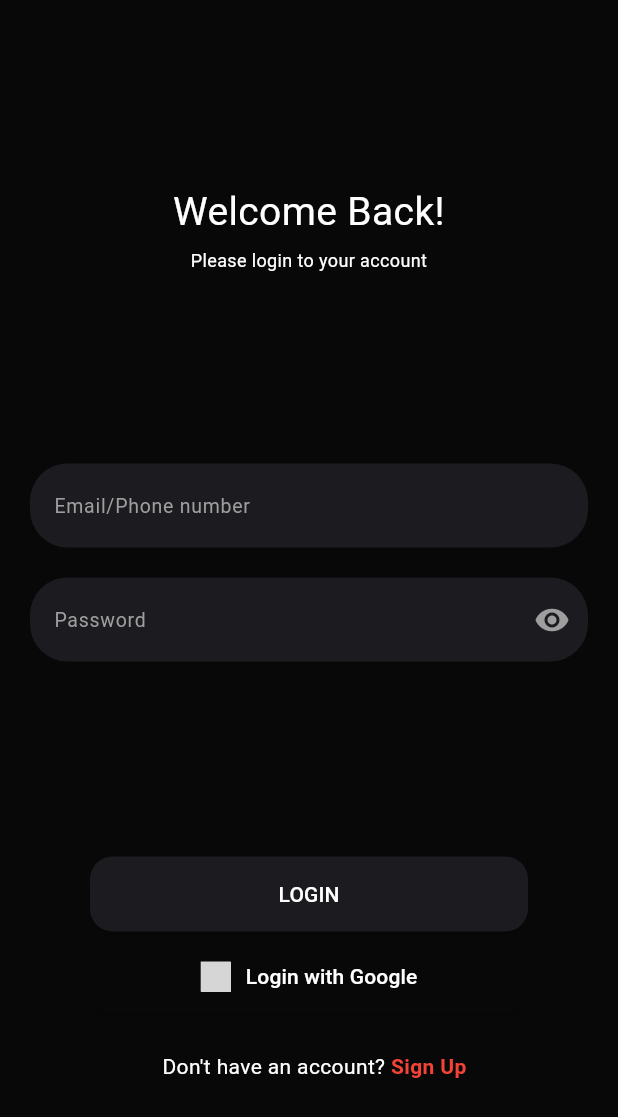
After one commit to sadiqaliyev01/frango_restaurant_app, a Flutter app: the LoginScreen screen opened directly, on a phone screen of 412 x 824 dp. The commit adds this screen. Shown: the top 1117 px of the screen. Run offline on Flutter 3.47's test engine with Material 3 defaults, Android fonts, the phone set to English and light mode, and no system bars; our stand-ins replace flutter_svg, hive, hive_flutter, smooth_page_indicator; accounts and stored records are empty; grey boxes are pictures that could not be loaded.

Commit message:
- Login UI added, colors and strings updated.

```diff
--- a/lib/presentation/screens/home_screen/widgets/app_bar_items.dart
+++ b/lib/presentation/screens/home_screen/widgets/app_bar_items.dart
@@ -20,7 +20,7 @@ class AppBarItems extends StatelessWidget implements PreferredSizeWidget {
           Text(
             "Deliver to",
             style: TextStyle(
-              color: AppColors.lightGrey,
+              color: AppColors.lightGray,
               fontSize: 14.0,
               fontWeight: FontWeight.w600,
             ),
--- a/lib/presentation/screens/home_screen/widgets/search_box.dart
+++ b/lib/presentation/screens/home_screen/widgets/search_box.dart
@@ -16,17 +16,17 @@ class SearchBox extends StatelessWidget {
         enabledBorder: OutlineInputBorder(
           borderRadius: AppRadiuses.a24,
           borderSide: BorderSide(
-            color: AppColors.grey,
+            color: AppColors.gray,
           ),
         ),
         focusedBorder: OutlineInputBorder(
           borderRadius: AppRadiuses.a24,
           borderSide: BorderSide(
-            color: AppColors.grey,
+            color: AppColors.gray,
           ),
         ),
         filled: true,
-        fillColor: AppColors.grey,
+        fillColor: AppColors.gray,
         suffixIconColor: AppColors.primaryYellow,
         suffixIcon: Icon(
           Icons.search,
--- /dev/null
+++ b/lib/presentation/screens/login_screen/login_screen.dart
@@ -0,0 +1,138 @@
+import 'package:flutter/material.dart';
+import 'package:frango_restaurant_app/utils/constants/app_colors.dart';
+import 'package:frango_restaurant_app/utils/constants/app_strings.dart';
+import 'package:frango_restaurant_app/presentation/screens/login_screen/widgets/custom_login_register_field.dart';
+import 'package:frango_restaurant_app/presentation/screens/login_screen/widgets/custom_login_register_button.dart';
+
+class LoginScreen extends StatelessWidget {
+  const LoginScreen({super.key});
+
+  @override
+  Widget build(BuildContext context) {
+    return SafeArea(
+      child: Scaffold(
+        backgroundColor: AppColors.primaryBlack,
+        body: LayoutBuilder(
+          builder: (context, constraints) {
+            final keyboardHeight = MediaQuery.of(context).viewInsets.bottom;
+            final screenHeight = constraints.maxHeight;
+            return SingleChildScrollView(
+              child: ConstrainedBox(
+                constraints: BoxConstraints(
+                  minHeight: screenHeight - keyboardHeight,
+                ),
+                child: IntrinsicHeight(
+                  child: Center(
+                    child: AspectRatio(
+                      aspectRatio: 3 / 4.5,
+                      child: Column(
+                        children: [
+                          const Padding(
+                            padding: EdgeInsets.symmetric(horizontal: 20.0),
+                            child: Column(
+                              children: [
+                                Padding(
+                                  padding: EdgeInsets.only(top: 20),
+                                  child: Text(
+                                    AppStrings.welcomeBack,
+                                    style: TextStyle(
+                                        color: AppColors.white, fontSize: 26),
+                                    textAlign: TextAlign.center,
+                                  ),
+                                ),
+                                SizedBox(height: 5),
+                                Text(
+                                  AppStrings.welcomeSubText,
+                                  style: TextStyle(
+                                    color: AppColors.white,
+                                    fontWeight: FontWeight.normal,
+                                    fontSize: 12,
+                                  ),
+                                  textAlign: TextAlign.center,
+                                ),
+                              ],
+                            ),
+                          ),
+                          const Expanded(
+                            child: Padding(
+                              padding: EdgeInsets.symmetric(horizontal: 20.0),
+                              child: Column(
+                                mainAxisAlignment: MainAxisAlignment.end,
+                                children: [
+                                  CustomLoginRegisterField(
+                                    hintText: AppStrings.emailOrPhoneHintText,
+                                  ),
+                                  SizedBox(height: 20),
+                                  CustomLoginRegisterField(
+                                    hintText: AppStrings.passwordHintText,
+                                    obscureText: true,
+                                  ),
+                                ],
+                              ),
+                            ),
+                          ),
+                          const SizedBox(height: 70),
+                          Padding(
+                            padding:
+                                const EdgeInsets.symmetric(horizontal: 60.0),
+                            child: Column(
+                              mainAxisAlignment: MainAxisAlignment.end,
+                              children: [
+                                Padding(
+                                  padding: const EdgeInsets.only(top: 60.0),
+                                  child: CustomLoginRegisterButton(
+                                    buttonText: AppStrings.loginButtonText,
+                                    onPressed: () {},
+                                    backgroundColor:
+                                        AppColors.buttonAndTextFieldGray,
+                                  ),
+                                ),
+                                const SizedBox(height: 5),
+                                CustomLoginRegisterButton(
+                                  buttonText: AppStrings.loginGoogle,
+                                  onPressed: () {},
+                                  backgroundColor: AppColors.primaryBlack,
+                                  svgIconPath: 'assets/icons/google.svg',
+                                ),
+                                const SizedBox(height: 25),
+                                GestureDetector(
+                                  onTap: () {},
+                                  child: const Text.rich(
+                                    TextSpan(
+                                      children: [
+                                        TextSpan(
+                                          text: AppStrings.dontHaveAnAccount,
+                                          style: TextStyle(
+                                            color: AppColors.white,
+                                            fontSize: 14,
+                                          ),
+                                        ),
+                                        TextSpan(
+                                          text: AppStrings.signUpText,
+                                          style: TextStyle(
+                                            color: Colors.red,
+                                            fontSize: 14,
+                                            fontWeight: FontWeight.bold,
+                                          ),
+                                        ),
+                                      ],
+                                    ),
+                                    textAlign: TextAlign.center,
+                                  ),
+                                ),
+                              ],
+                            ),
+                          ),
+                        ],
+                      ),
+                    ),
+                  ),
+                ),
+              ),
+            );
+          },
+        ),
+      ),
+    );
+  }
+}
--- /dev/null
+++ b/lib/presentation/screens/login_screen/widgets/custom_login_register_button.dart
@@ -0,0 +1,54 @@
+import 'package:flutter/material.dart';
+import 'package:flutter_svg/flutter_svg.dart';
+import 'package:frango_restaurant_app/utils/constants/app_colors.dart';
+
+class CustomLoginRegisterButton extends StatelessWidget {
+  final String buttonText;
+  final VoidCallback onPressed;
+  final Color backgroundColor;
+  final String? svgIconPath;
+
+  const CustomLoginRegisterButton({
+    required this.buttonText,
+    required this.onPressed,
+    required this.backgroundColor,
+    this.svgIconPath,
+    super.key,
+  });
+
+  @override
+  Widget build(BuildContext context) {
+    return SizedBox(
+      width: double.infinity,
+      child: ElevatedButton(
+        onPressed: onPressed,
+        style: ElevatedButton.styleFrom(
+          backgroundColor: backgroundColor,
+          shape: RoundedRectangleBorder(
+            borderRadius: BorderRadius.circular(15.0),
+          ),
+          padding: const EdgeInsets.symmetric(vertical: 15.0),
+        ),
+        child: Row(
+          mainAxisAlignment: MainAxisAlignment.center,
+          children: [
+            if (svgIconPath != null) ...[
+              SvgPicture.asset(
+                svgIconPath!,
+                height: 20,
+              ),
+              const SizedBox(width: 10),
+            ],
+            Text(
+              buttonText,
+              style: const TextStyle(
+                color: AppColors.white,
+                fontSize: 14,
+              ),
+            ),
+          ],
+        ),
+      ),
+    );
+  }
+}
--- /dev/null
+++ b/lib/presentation/screens/login_screen/widgets/custom_login_register_field.dart
@@ -0,0 +1,58 @@
+import 'package:flutter/material.dart';
+import 'package:frango_restaurant_app/utils/constants/app_colors.dart';
+
+class CustomLoginRegisterField extends StatefulWidget {
+  final String hintText;
+  final bool obscureText;
+
+  const CustomLoginRegisterField({
+    required this.hintText,
+    this.obscureText = false,
+    super.key,
+  });
+
+  @override
+  _CustomLoginRegisterFieldState createState() =>
+      _CustomLoginRegisterFieldState();
+}
+
+class _CustomLoginRegisterFieldState extends State<CustomLoginRegisterField> {
+  bool _obscureText = false;
+
+  @override
+  void initState() {
+    super.initState();
+    _obscureText = widget.obscureText;
+  }
+
+  @override
+  Widget build(BuildContext context) {
+    return TextField(
+      decoration: InputDecoration(
+        filled: true,
+        fillColor: AppColors.buttonAndTextFieldGray,
+        hintText: widget.hintText,
+        hintStyle: const TextStyle(color: Colors.grey, fontSize: 13),
+        border: const OutlineInputBorder(
+          borderRadius: BorderRadius.all(Radius.circular(25.0)),
+          borderSide: BorderSide.none,
+        ),
+        suffixIcon: widget.obscureText
+            ? IconButton(
+                icon: Icon(
+                  _obscureText ? Icons.visibility : Icons.visibility_off,
+                  color: Colors.grey,
+                ),
+                onPressed: () {
+                  setState(() {
+                    _obscureText = !_obscureText;
+                  });
+                },
+              )
+            : null,
+      ),
+      style: const TextStyle(color: AppColors.white),
+      obscureText: _obscureText,
+    );
+  }
+}
--- a/lib/utils/constants/app_colors.dart
+++ b/lib/utils/constants/app_colors.dart
@@ -7,6 +7,7 @@ class AppColors {
   static const Color primaryBlack = Color(0xff080808);
   static const Color black = Color(0xff202020);
   static const Color white = Colors.white;
-  static const Color grey = Color(0xff26262D);
-  static const Color lightGrey = Color(0xff797970);
+  static const Color gray = Color(0xff26262D);
+  static const Color lightGray = Color(0xff797970);
+  static const Color buttonAndTextFieldGray = Color(0xFF1B1B20);
 }
--- a/lib/utils/constants/app_paddings.dart
+++ b/lib/utils/constants/app_paddings.dart
@@ -8,5 +8,4 @@ class AppPaddings {
   static const a16 = EdgeInsets.all(16);
   static const h8 = EdgeInsets.symmetric(horizontal: 8);
   static const a8 = EdgeInsets.all(8);
-
 }
--- a/lib/utils/constants/app_strings.dart
+++ b/lib/utils/constants/app_strings.dart
@@ -12,15 +12,29 @@ class AppStrings {
   static const String koriSosTitle = "FRANGO KÖRİ";
   static const String ranchSosTitle = "FRANGO RANCH";
 
-  static const String antakyaSosDescription = "Antakya üsulu pomidorlu, ədviyyatlı Frango Antakya Sos";
-  static const String barbecueSosDescription = "Manqal sevənlərə özəl, hisə verilmiş dana qabırğası ləzzətində Frango Barbecue sos";
-  static const String cacikiSosDescription = "Qatıqlı, şüyüdlü, dovğa ləzzətli Frango Caciki Sos";
-  static const String garlicSosDescription = "Həm sarımsaqlı, həm mayonezli Frango Garlic Sos";
-  static const String hotSosDescription = "Əsil Acı, Turşməzə Dadı İlə Tam uyğunluqda Frango Hot Sos";
-  static const String kokteylSosDescription = "Klassik ikili; ketçup-mayonezin acı və sarımsaq ilə qarışımı Frango Kokteyl Sos";
-  static const String koriSosDescription = "İyirmi növ ədviyyatın bənzərsiz qarışımı, Cənubi Asiyanın sevdiyi Frango Köri Sos";
-  static const String ranchSosDescription = "Mayonezin ədviyyatlarla möhtəşəm harmoniyası Frango Ranch Sos";
+  static const String antakyaSosDescription =
+      "Antakya üsulu pomidorlu, ədviyyatlı Frango Antakya Sos";
+  static const String barbecueSosDescription =
+      "Manqal sevənlərə özəl, hisə verilmiş dana qabırğası ləzzətində Frango Barbecue sos";
+  static const String cacikiSosDescription =
+      "Qatıqlı, şüyüdlü, dovğa ləzzətli Frango Caciki Sos";
+  static const String garlicSosDescription =
+      "Həm sarımsaqlı, həm mayonezli Frango Garlic Sos";
+  static const String hotSosDescription =
+      "Əsil Acı, Turşməzə Dadı İlə Tam uyğunluqda Frango Hot Sos";
+  static const String kokteylSosDescription =
+      "Klassik ikili; ketçup-mayonezin acı və sarımsaq ilə qarışımı Frango Kokteyl Sos";
+  static const String koriSosDescription =
+      "İyirmi növ ədviyyatın bənzərsiz qarışımı, Cənubi Asiyanın sevdiyi Frango Köri Sos";
+  static const String ranchSosDescription =
+      "Mayonezin ədviyyatlarla möhtəşəm harmoniyası Frango Ranch Sos";
 
-
-
+  static const String welcomeBack = "Welcome Back!";
+  static const String welcomeSubText = "Please login to your account";
+  static const String emailOrPhoneHintText = "Email/Phone number";
+  static const String passwordHintText = "Password";
+  static const String loginButtonText = "LOGIN";
+  static const String loginGoogle = "Login with Google";
+  static const String dontHaveAnAccount = "  Don't have an account? ";
+  static const String signUpText = "Sign Up";
 }
--- a/pubspec.yaml
+++ b/pubspec.yaml
@@ -40,6 +40,7 @@ dependencies:
   shared_preferences: ^2.2.3
   hive: ^2.0.0
   hive_flutter: ^1.1.0
+  flutter_svg: ^2.0.10+1
 
 dev_dependencies:
   flutter_test:
```
Also changed, not shown: assets/svg/google.svg (added).
